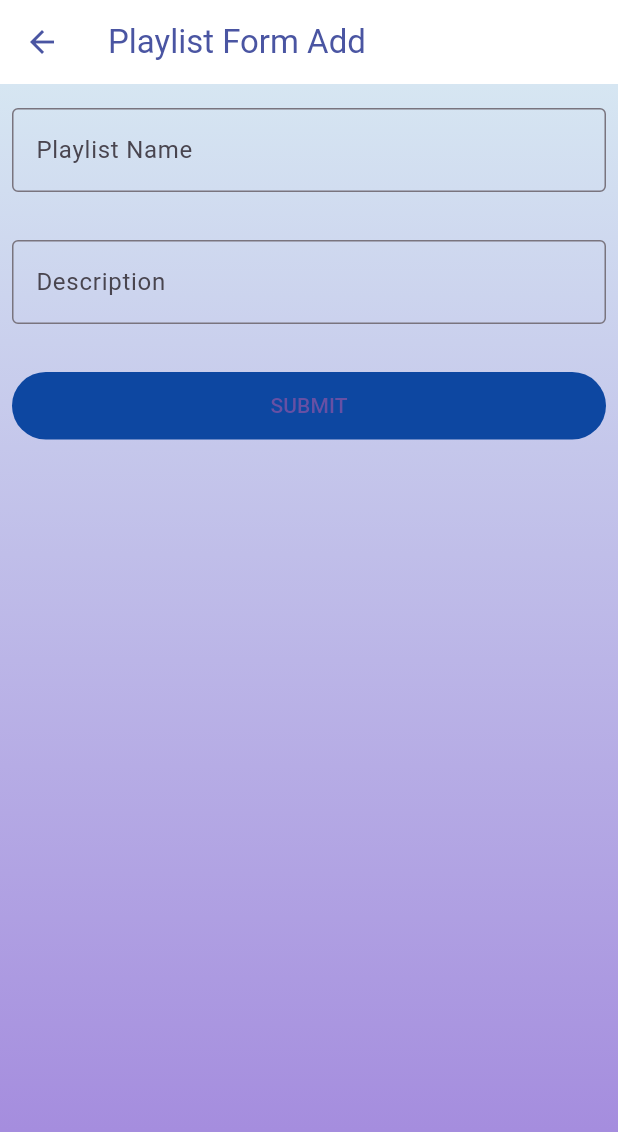
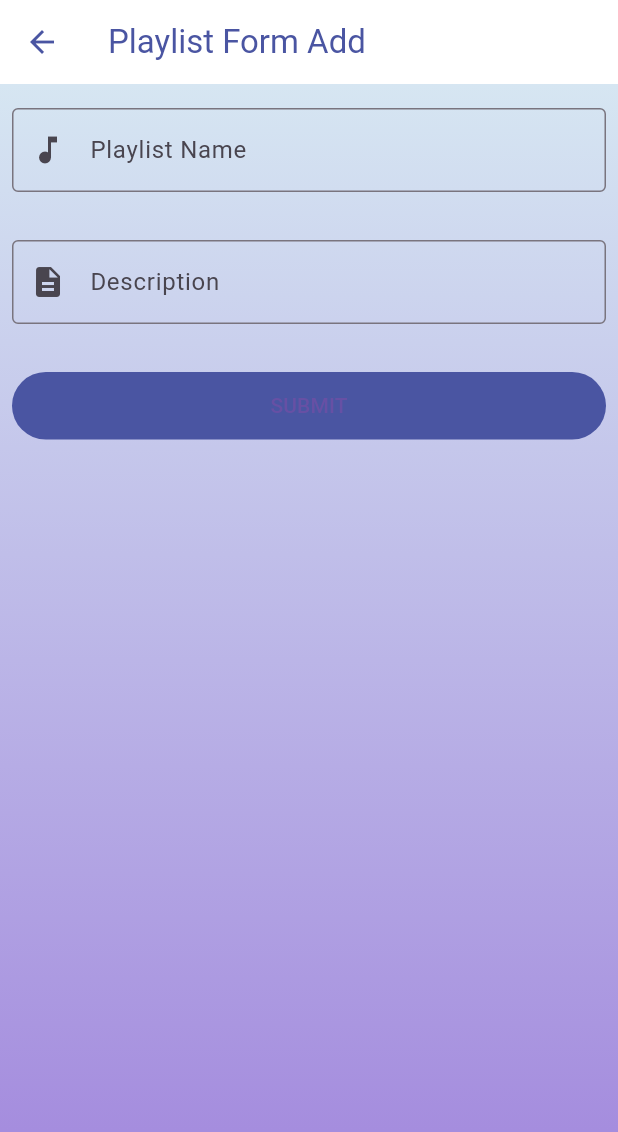
Before and after one commit to sabrinazizau/fasolasync, a Flutter app: the libraryPage screen opened by its route, after a tap on the "add" icon, on a phone screen of 412 x 824 dp. Shown: the top 1132 px of the screen. Run offline on Flutter 3.47's test engine with Material 3 defaults, Android fonts, the phone set to English and light mode, and no system bars; our stand-ins replace animated_splash_screen, audioplayers, file_picker, firebase_auth, firebase_core, flutter_svg and 3 more; accounts and stored records are empty; network calls fail.

Commit message:
update ui library, playlist_form_add

```diff
--- a/lib/screens/library.dart
+++ b/lib/screens/library.dart
@@ -103,14 +103,14 @@ class libraryPageState extends State<libraryPage> {
                             Icon(
                               Icons.library_music,
                               color: Colors.black,
-                              size: 45,
+                              size: screenWidth > 600 ? 45 : 20,
                             ),
                             const SizedBox(width: 5),
                             Text(
                               'YOUR LIBRARY',
                               style: TextStyle(
                                 color: Colors.black,
-                                fontSize: screenWidth > 600 ? 35 : 25,
+                                fontSize: screenWidth > 600 ? 35 : 20,
                                 fontFamily: 'Poppins',
                                 fontWeight: FontWeight.bold,
                                 height: 3,
@@ -122,7 +122,7 @@ class libraryPageState extends State<libraryPage> {
                                 onPressed: () => Navigator.pushNamed(
                                     context, 'playlist_form_add'),
                                 icon: const Icon(Icons.add,
-                                    color: Colors.black, size: 35),
+                                    color: Colors.black, size: 30),
                               ),
                           ],
                         ),
--- a/lib/screens/playlist_form_add.dart
+++ b/lib/screens/playlist_form_add.dart
@@ -61,6 +61,7 @@ class _PlaylistFormAddState extends State<PlaylistFormAdd> {
                 decoration: const InputDecoration(
                   border: OutlineInputBorder(),
                   hintText: 'Playlist Name',
+                  prefixIcon: Icon(Icons.music_note),
                 ),
               ),
             ),
@@ -72,6 +73,7 @@ class _PlaylistFormAddState extends State<PlaylistFormAdd> {
                 decoration: const InputDecoration(
                   border: OutlineInputBorder(),
                   hintText: 'Description',
+                  prefixIcon: Icon(Icons.description),
                 ),
               ),
             ),
@@ -83,7 +85,7 @@ class _PlaylistFormAddState extends State<PlaylistFormAdd> {
                 height: 45,
                 child: ElevatedButton(
                   style: ElevatedButton.styleFrom(
-                    backgroundColor: Colors.blue[900],
+                    backgroundColor: Color(0xFF4A55A2),
                     elevation: 0,
                   ),
                   onPressed: () async {
```
